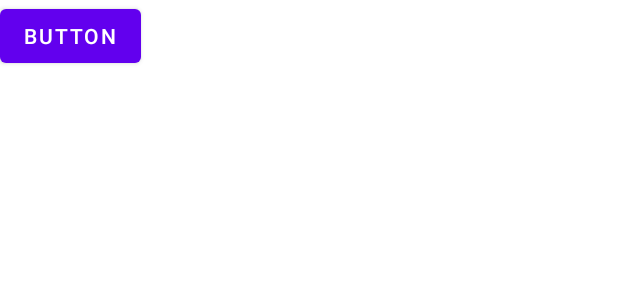
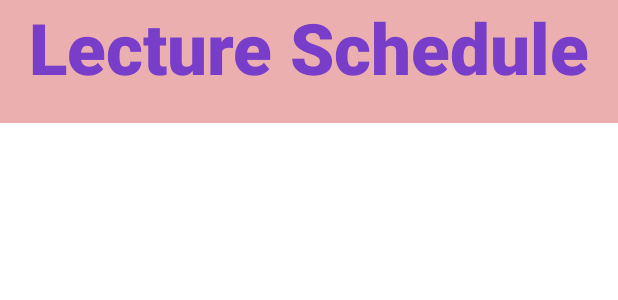
Before and after one commit to MustafaAyerdem0/AttendanceApp, an Android app: the layout fragment_lecture_schedule.xml on its own in the app's theme, with its tools: preview values and no code run, on a phone screen of 412 x 824 dp. Shown: the top 300 px of the screen. Run offline under Robolectric (Android 15) with nearby library versions, the phone set to English and light mode, and no system bars.

Commit message:
Lecture Schedule is updated from firebase

```diff
--- a/app/src/main/res/layout/fragment_lecture_schedule.xml
+++ b/app/src/main/res/layout/fragment_lecture_schedule.xml
@@ -1,16 +1,22 @@
 <?xml version="1.0" encoding="utf-8"?>
 <LinearLayout
     xmlns:android="http://schemas.android.com/apk/res/android"
+    xmlns:app="http://schemas.android.com/apk/res-auto"
     android:orientation="vertical"
     android:layout_width="fill_parent"
-    android:layout_height="match_parent" >
+    android:layout_height="match_parent"
+    >
 
-    <Button
-        android:id="@+id/btton"
-        android:layout_width="wrap_content"
-        android:layout_height="wrap_content"
-        android:text="Button"
-        />
+    <TextView
+        android:id="@+id/textView2"
+        android:layout_width="match_parent"
+        android:layout_height="82dp"
+        android:fontFamily="sans-serif-black"
+        android:text="Lecture Schedule"
+        android:textAlignment="center"
+        android:textColor="#783ECA"
+        android:textSize="47sp"
+        android:background="#ECAFAF"/>
 
     <ListView
         android:id="@+id/lst"
@@ -18,7 +24,10 @@
         android:layout_height="match_parent"
         android:paddingLeft="10dp"
 
+        android:paddingTop="10dp"
+        android:paddingBottom="10dp"
         android:textAlignment="center">
+
 
     </ListView>
 </LinearLayout>
```
Also changed, not shown: app/src/main/java/com/example/attendancefp/ui/lectures/LectureSchedule.java (+36 -12 lines), app/src/main/res/layout/lectures_schedule_text_setting_layout.xml (added, +11 -0 lines).
